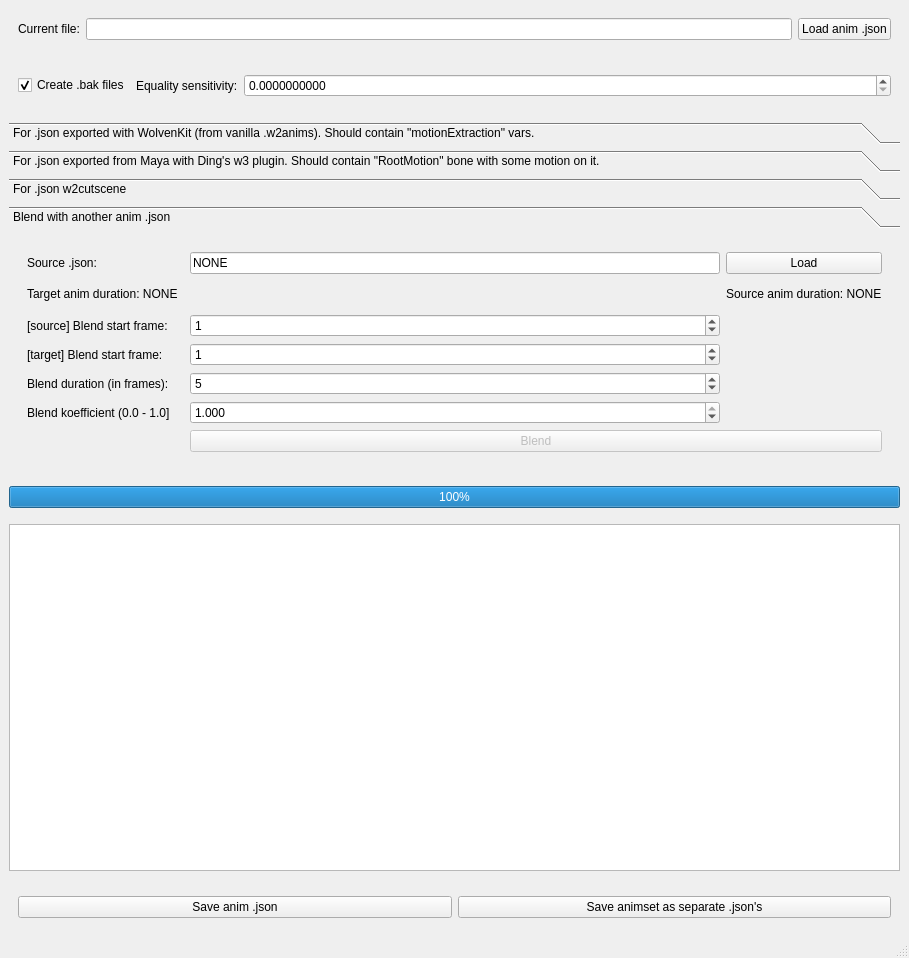
nikich340/W3-Maya-AnimUtil, file source/W3MayaAnimUtil.ui: the form before one commit.
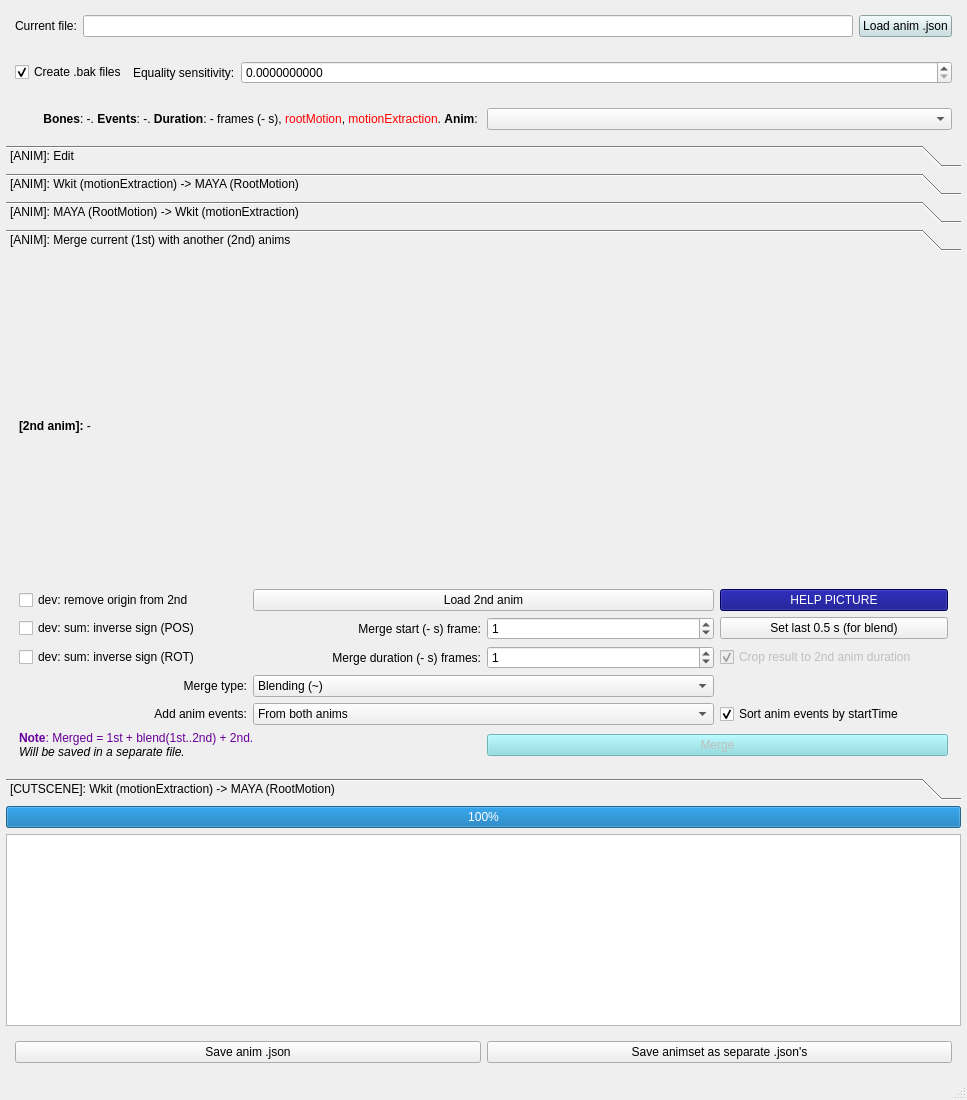
The form after the commit. The open tabs and pages were chosen to show the change.

Patch:
```diff
--- a/source/W3MayaAnimUtil.ui
+++ b/source/W3MayaAnimUtil.ui
@@ -6,8 +6,8 @@
    <rect>
     <x>0</x>
     <y>0</y>
-    <width>909</width>
-    <height>958</height>
+    <width>967</width>
+    <height>1100</height>
    </rect>
   </property>
   <property name="font">
@@ -21,7 +21,19 @@
   <widget class="QWidget" name="centralwidget">
    <layout class="QVBoxLayout" name="verticalLayout">
     <property name="spacing">
-     <number>16</number>
+     <number>6</number>
+    </property>
+    <property name="leftMargin">
+     <number>6</number>
+    </property>
+    <property name="topMargin">
+     <number>6</number>
+    </property>
+    <property name="rightMargin">
+     <number>6</number>
+    </property>
+    <property name="bottomMargin">
+     <number>6</number>
     </property>
     <item>
      <widget class="QWidget" name="widget" native="true">
@@ -60,6 +72,9 @@
            <pointsize>9</pointsize>
           </font>
          </property>
+         <property name="styleSheet">
+          <string notr="true">background-color: rgb(195, 222, 225);</string>
+         </property>
          <property name="text">
           <string>Load anim .json</string>
          </property>
@@ -110,6 +125,25 @@
       </layout>
      </widget>
     </item>
+    <item>
+     <widget class="QWidget" name="widget_14" native="true">
+      <layout class="QHBoxLayout" name="horizontalLayout_9">
+       <item>
+        <widget class="QLabel" name="labelEditInfo">
+         <property name="text">
+          <string>&lt;html&gt;&lt;head/&gt;&lt;body&gt;&lt;p&gt;&lt;span style=&quot; font-weight:700;&quot;&gt;Bones&lt;/span&gt;: -. &lt;span style=&quot; font-weight:700;&quot;&gt;Events&lt;/span&gt;: -. &lt;span style=&quot; font-weight:700;&quot;&gt;Duration&lt;/span&gt;: - frames (- s), &lt;span style=&quot; color:#ff0000;&quot;&gt;rootMotion&lt;/span&gt;, &lt;span style=&quot; color:#ff0000;&quot;&gt;motionExtraction&lt;/span&gt;&lt;span style=&quot; color:#000000;&quot;&gt;. &lt;/span&gt;&lt;span style=&quot; font-weight:700; color:#000000;&quot;&gt;Anim&lt;/span&gt;&lt;span style=&quot; color:#000000;&quot;&gt;: &lt;/span&gt;&lt;/p&gt;&lt;/body&gt;&lt;/html&gt;</string>
+         </property>
+         <property name="alignment">
+          <set>Qt::AlignRight|Qt::AlignTrailing|Qt::AlignVCenter</set>
+         </property>
+        </widget>
+       </item>
+       <item>
+        <widget class="QComboBox" name="comboEditAnims"/>
+       </item>
+      </layout>
+     </widget>
+    </item>
     <item>
      <widget class="QToolBox" name="toolBox">
       <property name="currentIndex">
@@ -125,7 +159,276 @@
         </rect>
        </property>
        <attribute name="label">
-        <string>For .json exported with WolvenKit (from vanilla .w2anims). Should contain &quot;motionExtraction&quot; vars.</string>
+        <string>[ANIM]: Edit</string>
+       </attribute>
+       <layout class="QVBoxLayout" name="verticalLayout_10">
+        <item>
+         <widget class="QWidget" name="widget_Edit_Main" native="true">
+          <layout class="QGridLayout" name="gridLayout_3">
+           <property name="leftMargin">
+            <number>6</number>
+           </property>
+           <property name="topMargin">
+            <number>6</number>
+           </property>
+           <property name="rightMargin">
+            <number>6</number>
+           </property>
+           <property name="bottomMargin">
+            <number>6</number>
+           </property>
+           <property name="spacing">
+            <number>8</number>
+           </property>
+           <item row="8" column="0">
+            <widget class="QPushButton" name="buttonEditApplyAll">
+             <property name="enabled">
+              <bool>false</bool>
+             </property>
+             <property name="text">
+              <string>APPLY (all)</string>
+             </property>
+            </widget>
+           </item>
+           <item row="5" column="0">
+            <widget class="QCheckBox" name="editForceDuration">
+             <property name="text">
+              <string>Force set duration from numFrames</string>
+             </property>
+             <property name="checked">
+              <bool>true</bool>
+             </property>
+            </widget>
+           </item>
+           <item row="8" column="1">
+            <widget class="QLabel" name="label_3">
+             <property name="text">
+              <string/>
+             </property>
+            </widget>
+           </item>
+           <item row="0" column="2">
+            <widget class="QLineEdit" name="lineEditName">
+             <property name="text">
+              <string> - </string>
+             </property>
+             <property name="alignment">
+              <set>Qt::AlignLeading|Qt::AlignLeft|Qt::AlignVCenter</set>
+             </property>
+            </widget>
+           </item>
+           <item row="3" column="0" colspan="3">
+            <widget class="QGroupBox" name="groupEditCut">
+             <property name="title">
+              <string>Crop animation frames</string>
+             </property>
+             <property name="checkable">
+              <bool>true</bool>
+             </property>
+             <property name="checked">
+              <bool>false</bool>
+             </property>
+             <layout class="QGridLayout" name="gridLayout_4">
+              <property name="leftMargin">
+               <number>12</number>
+              </property>
+              <property name="topMargin">
+               <number>6</number>
+              </property>
+              <property name="rightMargin">
+               <number>6</number>
+              </property>
+              <property name="bottomMargin">
+               <number>6</number>
+              </property>
+              <property name="spacing">
+               <number>6</number>
+              </property>
+              <item row="2" column="1">
+               <widget class="QSpinBox" name="spinEditDuration">
+                <property name="minimum">
+                 <number>1</number>
+                </property>
+                <property name="maximum">
+                 <number>100000</number>
+                </property>
+               </widget>
+              </item>
+              <item row="1" column="0">
+               <widget class="QLabel" name="labelEditStart">
+                <property name="text">
+                 <string>Start (- s) frame:</string>
+                </property>
+                <property name="alignment">
+                 <set>Qt::AlignRight|Qt::AlignTrailing|Qt::AlignVCenter</set>
+                </property>
+               </widget>
+              </item>
+              <item row="2" column="0">
+               <widget class="QLabel" name="labelEditDuration">
+                <property name="text">
+                 <string>Duration (- s) frames:</string>
+                </property>
+                <property name="alignment">
+                 <set>Qt::AlignRight|Qt::AlignTrailing|Qt::AlignVCenter</set>
+                </property>
+               </widget>
+              </item>
+              <item row="3" column="1">
+               <widget class="QSpinBox" name="spinEditEnd">
+                <property name="minimum">
+                 <number>1</number>
+                </property>
+                <property name="maximum">
+                 <number>100000</number>
+                </property>
+               </widget>
+              </item>
+              <item row="1" column="1">
+               <widget class="QSpinBox" name="spinEditStart">
+                <property name="minimum">
+                 <number>1</number>
+                </property>
+                <property name="maximum">
+                 <number>100000</number>
+                </property>
+               </widget>
+              </item>
+              <item row="3" column="0">
+               <widget class="QLabel" name="labelEditEnd">
+                <property name="text">
+                 <string>End (- s) frame:</string>
+                </property>
+                <property name="alignment">
+                 <set>Qt::AlignRight|Qt::AlignTrailing|Qt::AlignVCenter</set>
+                </property>
+               </widget>
+              </item>
+              <item row="0" column="1">
+               <widget class="QCheckBox" name="checkEditCutEvents">
+                <property name="text">
+                 <string>Crop anim events + recalculate startTime</string>
+                </property>
+                <property name="checked">
+                 <bool>true</bool>
+                </property>
+               </widget>
+              </item>
+             </layout>
+            </widget>
+           </item>
+           <item row="1" column="0" colspan="3">
+            <widget class="QGroupBox" name="groupEditBake">
+             <property name="title">
+              <string>Bake bones to full animFrames</string>
+             </property>
+             <property name="flat">
+              <bool>false</bool>
+             </property>
+             <property name="checkable">
+              <bool>true</bool>
+             </property>
+             <property name="checked">
+              <bool>false</bool>
+             </property>
+             <layout class="QHBoxLayout" name="horizontalLayout_8">
+              <property name="spacing">
+               <number>6</number>
+              </property>
+              <property name="leftMargin">
+               <number>12</number>
+              </property>
+              <property name="topMargin">
+               <number>6</number>
+              </property>
+              <property name="rightMargin">
+               <number>6</number>
+              </property>
+              <property name="bottomMargin">
+               <number>6</number>
+              </property>
+              <item>
+               <widget class="QCheckBox" name="checkEditBakePos">
+                <property name="text">
+                 <string>Bake Pos</string>
+                </property>
+                <property name="checkable">
+                 <bool>true</bool>
+                </property>
+                <property name="checked">
+                 <bool>false</bool>
+                </property>
+               </widget>
+              </item>
+              <item>
+               <widget class="QCheckBox" name="checkEditBakeRot">
+                <property name="text">
+                 <string>Bake Rot</string>
+                </property>
+                <property name="checked">
+                 <bool>false</bool>
+                </property>
+               </widget>
+              </item>
+              <item>
+               <widget class="QCheckBox" name="checkEditBakeScale">
+                <property name="text">
+                 <string>Bake Scale</string>
+                </property>
+                <property name="checked">
+                 <bool>false</bool>
+                </property>
+               </widget>
+              </item>
+             </layout>
+            </widget>
+           </item>
+           <item row="4" column="0">
+            <widget class="QCheckBox" name="checkEditSortEvents">
+             <property name="text">
+              <string>Sort anim events by startTime</string>
+             </property>
+             <property name="checked">
+              <bool>true</bool>
+             </property>
+            </widget>
+           </item>
+           <item row="8" column="2">
+            <widget class="QPushButton" name="buttonEditApply">
+             <property name="enabled">
+              <bool>false</bool>
+             </property>
+             <property name="text">
+              <string>APPLY (current)</string>
+             </property>
+            </widget>
+           </item>
+           <item row="0" column="0" colspan="2">
+            <widget class="QLabel" name="labelEditName">
+             <property name="text">
+              <string>Rename animation: </string>
+             </property>
+             <property name="alignment">
+              <set>Qt::AlignRight|Qt::AlignTrailing|Qt::AlignVCenter</set>
+             </property>
+            </widget>
+           </item>
+          </layout>
+         </widget>
+        </item>
+       </layout>
+      </widget>
+      <widget class="QWidget" name="page_1">
+       <property name="geometry">
+        <rect>
+         <x>0</x>
+         <y>0</y>
+         <width>955</width>
+         <height>408</height>
+        </rect>
+       </property>
+       <attribute name="label">
+        <string>[ANIM]: Wkit (motionExtraction) -&gt; MAYA (RootMotion)</string>
        </attribute>
        <layout class="QVBoxLayout" name="verticalLayout_3">
         <item>
@@ -350,7 +653,7 @@
         </rect>
        </property>
        <attribute name="label">
-        <string>For .json exported from Maya with Ding's w3 plugin. Should contain &quot;RootMotion&quot; bone with some motion on it.</string>
+        <string>[ANIM]: MAYA (RootMotion) -&gt; Wkit (motionExtraction)</string>
        </attribute>
        <layout class="QVBoxLayout" name="verticalLayout_7">
         <item>
@@ -542,6 +845,256 @@
         </item>
        </layout>
       </widget>
+      <widget class="QWidget" name="page_3">
+       <property name="geometry">
+        <rect>
+         <x>0</x>
+         <y>0</y>
+         <width>955</width>
+         <height>408</height>
+        </rect>
+       </property>
+       <attribute name="label">
+        <string>[ANIM]: Merge current (1st) with another (2nd) anims</string>
+       </attribute>
+       <layout class="QVBoxLayout" name="verticalLayout_8">
+        <item>
+         <widget class="QWidget" name="widget_8" native="true">
+          <layout class="QGridLayout" name="gridLayout">
+           <property name="leftMargin">
+            <number>4</number>
+           </property>
+           <property name="topMargin">
+            <number>4</number>
+           </property>
+           <property name="rightMargin">
+            <number>4</number>
+           </property>
+           <property name="bottomMargin">
+            <number>4</number>
+           </property>
+           <property name="spacing">
+            <number>6</number>
+           </property>
+           <item row="5" column="2">
+            <widget class="QSpinBox" name="spinMergeDuration">
+             <property name="maximum">
+              <number>60000</number>
+             </property>
+             <property name="value">
+              <number>1</number>
+             </property>
+            </widget>
+           </item>
+           <item row="1" column="3">
+            <widget class="QPushButton" name="buttonMergeHelp">
+             <property name="styleSheet">
+              <string notr="true">background-color: rgb(0, 0, 127);
+color: rgb(255, 255, 255);</string>
+             </property>
+             <property name="text">
+              <string>HELP PICTURE</string>
+             </property>
+             <property name="checkable">
+              <bool>false</bool>
+             </property>
+            </widget>
+           </item>
+           <item row="1" column="1" colspan="2">
+            <widget class="QPushButton" name="buttonMergeLoad">
+             <property name="text">
+              <string>Load 2nd anim</string>
+             </property>
+            </widget>
+           </item>
+           <item row="5" column="1">
+            <widget class="QLabel" name="labelMergeDuration">
+             <property name="text">
+              <string>Merge duration (- s) frames:</string>
+             </property>
+             <property name="alignment">
+              <set>Qt::AlignRight|Qt::AlignTrailing|Qt::AlignVCenter</set>
+             </property>
+            </widget>
+           </item>
+           <item row="8" column="1" colspan="2">
+            <widget class="QComboBox" name="comboMergeEvents">
+             <property name="currentIndex">
+              <number>3</number>
+             </property>
+             <item>
+              <property name="text">
+               <string>None</string>
+              </property>
+             </item>
+             <item>
+              <property name="text">
+               <string>Only from 1st</string>
+              </property>
+             </item>
+             <item>
+              <property name="text">
+               <string>Only from 2nd</string>
+              </property>
+             </item>
+             <item>
+              <property name="text">
+               <string>From both anims</string>
+              </property>
+             </item>
+            </widget>
+           </item>
+           <item row="7" column="0">
+            <widget class="QLabel" name="labelMergeType">
+             <property name="text">
+              <string>Merge type:</string>
+             </property>
+             <property name="alignment">
+              <set>Qt::AlignRight|Qt::AlignTrailing|Qt::AlignVCenter</set>
+             </property>
+            </widget>
+           </item>
+           <item row="1" column="0">
+            <widget class="QCheckBox" name="checkMergeRemoveOrigin">
+             <property name="enabled">
+              <bool>true</bool>
+             </property>
+             <property name="text">
+              <string>dev: remove origin from 2nd</string>
+             </property>
+            </widget>
+           </item>
+           <item row="0" column="0" colspan="4">
+            <widget class="QLabel" name="labelMergeSecondInfo">
+             <property name="text">
+              <string>&lt;html&gt;&lt;head/&gt;&lt;body&gt;&lt;p&gt;&lt;span style=&quot; font-weight:700;&quot;&gt;[2nd anim]:&lt;/span&gt; -&lt;/p&gt;&lt;/body&gt;&lt;/html&gt;</string>
+             </property>
+            </widget>
+           </item>
+           <item row="3" column="1">
+            <widget class="QLabel" name="labelMergeStart">
+             <property name="text">
+              <string>Merge start (- s) frame:</string>
+             </property>
+             <property name="alignment">
+              <set>Qt::AlignRight|Qt::AlignTrailing|Qt::AlignVCenter</set>
+             </property>
+            </widget>
+           </item>
+           <item row="8" column="3">
+            <widget class="QCheckBox" name="checkMergeEventsSort">
+             <property name="text">
+              <string>Sort anim events by startTime</string>
+             </property>
+             <property name="checked">
+              <bool>true</bool>
+             </property>
+            </widget>
+           </item>
+           <item row="8" column="0">
+            <widget class="QLabel" name="labelMergeEvents">
+             <property name="text">
+              <string>Add anim events:</string>
+             </property>
+             <property name="alignment">
+              <set>Qt::AlignRight|Qt::AlignTrailing|Qt::AlignVCenter</set>
+             </property>
+            </widget>
+           </item>
+           <item row="7" column="1" colspan="2">
+            <widget class="QComboBox" name="comboMergeType">
+             <property name="currentIndex">
+              <number>0</number>
+             </property>
+             <item>
+              <property name="text">
+               <string>Blending (~)</string>
+              </property>
+             </item>
+             <item>
+              <property name="text">
+               <string>Summation (+)</string>
+              </property>
+             </item>
+             <item>
+              <property name="text">
+               <string>Subtraction (-)</string>
+              </property>
+             </item>
+            </widget>
+           </item>
+           <item row="5" column="3">
+            <widget class="QCheckBox" name="checkMergeCropToSecond">
+             <property name="enabled">
+              <bool>false</bool>
+             </property>
+             <property name="text">
+              <string>Crop result to 2nd anim duration</string>
+             </property>
+             <property name="checked">
+              <bool>true</bool>
+             </property>
+            </widget>
+           </item>
+           <item row="11" column="0" colspan="2">
+            <widget class="QLabel" name="labelMergeNote">
+             <property name="text">
+              <string>&lt;html&gt;&lt;head/&gt;&lt;body&gt;&lt;p&gt;&lt;span style=&quot; font-weight:700; color:#67009a;&quot;&gt;Note&lt;/span&gt;&lt;span style=&quot; color:#67009a;&quot;&gt;: Merged = 1st + blend(1st..2nd) + 2nd.&lt;/span&gt;&lt;br/&gt;&lt;span style=&quot; font-style:italic;&quot;&gt;Will be saved in a separate file.&lt;/span&gt;&lt;/p&gt;&lt;/body&gt;&lt;/html&gt;</string>
+             </property>
+            </widget>
+           </item>
+           <item row="11" column="2" colspan="2">
+            <widget class="QPushButton" name="buttonMergeDo">
+             <property name="enabled">
+              <bool>false</bool>
+             </property>
+             <property name="styleSheet">
+              <string notr="true">background-color: rgb(130, 220, 225);</string>
+             </property>
+             <property name="text">
+              <string>Merge</string>
+             </property>
+             <property name="checkable">
+              <bool>false</bool>
+             </property>
+            </widget>
+           </item>
+           <item row="3" column="0">
+            <widget class="QCheckBox" name="checkMergeSumInversePos">
+             <property name="text">
+              <string>dev: sum: inverse sign (POS)</string>
+             </property>
+            </widget>
+           </item>
+           <item row="3" column="3">
+            <widget class="QPushButton" name="buttonMergeLastHalfSec">
+             <property name="text">
+              <string>Set last 0.5 s (for blend)</string>
+             </property>
+            </widget>
+           </item>
+           <item row="3" column="2">
+            <widget class="QSpinBox" name="spinMergeStart">
+             <property name="maximum">
+              <number>60000</number>
+             </property>
+             <property name="value">
+              <number>1</number>
+             </property>
+            </widget>
+           </item>
+           <item row="5" column="0">
+            <widget class="QCheckBox" name="checkMergeSumInverseRot">
+             <property name="text">
+              <string>dev: sum: inverse sign (ROT)</string>
+             </property>
+            </widget>
+           </item>
+          </layout>
+         </widget>
+        </item>
+       </layout>
+      </widget>
       <widget class="QWidget" name="page_4">
        <property name="geometry">
         <rect>
@@ -552,7 +1105,7 @@
         </rect>
        </property>
        <attribute name="label">
-        <string>For .json w2cutscene</string>
+        <string>[CUTSCENE]: Wkit (motionExtraction) -&gt; MAYA (RootMotion)</string>
        </attribute>
        <layout class="QVBoxLayout" name="verticalLayout_5">
         <item>
@@ -607,152 +1160,6 @@
         </item>
        </layout>
       </widget>
-      <widget class="QWidget" name="page_3">
-       <property name="geometry">
-        <rect>
-         <x>0</x>
-         <y>0</y>
-         <width>887</width>
-         <height>268</height>
-        </rect>
-       </property>
-       <attribute name="label">
-        <string>Blend with another anim .json</string>
-       </attribute>
-       <layout class="QVBoxLayout" name="verticalLayout_8">
-        <item>
-         <widget class="QWidget" name="widget_8" native="true">
-          <layout class="QGridLayout" name="gridLayout">
-           <item row="0" column="3">
-            <widget class="QPushButton" name="buttonBlendLoad">
-             <property name="text">
-              <string>Load</string>
-             </property>
-            </widget>
-           </item>
-           <item row="4" column="0" colspan="2">
-            <widget class="QLabel" name="labelBlend2">
-             <property name="text">
-              <string>[source] Blend start frame:</string>
-             </property>
-            </widget>
-           </item>
-           <item row="0" column="0" colspan="2">
-            <widget class="QLabel" name="labelBlend1">
-             <property name="text">
-              <string>Source .json:</string>
-             </property>
-            </widget>
-           </item>
-           <item row="5" column="0" colspan="2">
-            <widget class="QLabel" name="labelBlend3">
-             <property name="text">
-              <string>[target] Blend start frame:</string>
-             </property>
-            </widget>
-           </item>
-           <item row="7" column="0">
-            <widget class="QLabel" name="labelBlend5">
-             <property name="text">
-              <string>Blend koefficient (0.0 - 1.0]</string>
-             </property>
-            </widget>
-           </item>
-           <item row="6" column="0">
-            <widget class="QLabel" name="labelBlend4">
-             <property name="text">
-              <string>Blend duration (in frames):</string>
-             </property>
-            </widget>
-           </item>
-           <item row="6" column="2">
-            <widget class="QSpinBox" name="spinBlendDuration">
-             <property name="maximum">
-              <number>60000</number>
-             </property>
-             <property name="value">
-              <number>5</number>
-             </property>
-            </widget>
-           </item>
-           <item row="0" column="2">
-            <widget class="QLineEdit" name="lineBlendPath">
-             <property name="text">
-              <string>NONE</string>
-             </property>
-            </widget>
-           </item>
-           <item row="1" column="3">
-            <widget class="QLabel" name="labelBlendSource">
-             <property name="text">
-              <string>Source anim duration: NONE</string>
-             </property>
-            </widget>
-           </item>
-           <item row="1" column="0">
-            <widget class="QLabel" name="labelBlendTarget">
-             <property name="text">
-              <string>Target anim duration: NONE</string>
-             </property>
-            </widget>
-           </item>
-           <item row="7" column="2">
-            <widget class="QDoubleSpinBox" name="spinBlendKoef">
-             <property name="decimals">
-              <number>3</number>
-             </property>
-             <property name="minimum">
-              <double>0.001000000000000</double>
-             </property>
-             <property name="maximum">
-              <double>1.000000000000000</double>
-             </property>
-             <property name="singleStep">
-              <double>0.100000000000000</double>
-             </property>
-             <property name="value">
-              <double>1.000000000000000</double>
-             </property>
-            </widget>
-           </item>
-           <item row="4" column="2">
-            <widget class="QSpinBox" name="spinBlendSource">
-             <property name="maximum">
-              <number>60000</number>
-             </property>
-             <property name="value">
-              <number>1</number>
-             </property>
-            </widget>
-           </item>
-           <item row="5" column="2">
-            <widget class="QSpinBox" name="spinBlendTarget">
-             <property name="maximum">
-              <number>60000</number>
-             </property>
-             <property name="value">
-              <number>1</number>
-             </property>
-            </widget>
-           </item>
-           <item row="8" column="2" colspan="2">
-            <widget class="QPushButton" name="buttonBlendDo">
-             <property name="enabled">
-              <bool>false</bool>
-             </property>
-             <property name="text">
-              <string>Blend</string>
-             </property>
-             <property name="checkable">
-              <bool>false</bool>
-             </property>
-            </widget>
-           </item>
-          </layout>
-         </widget>
-        </item>
-       </layout>
-      </widget>
      </widget>
     </item>
     <item>
@@ -767,6 +1174,12 @@
     </item>
     <item>
      <widget class="QTextEdit" name="textLog">
+      <property name="sizePolicy">
+       <sizepolicy hsizetype="Preferred" vsizetype="Preferred">
+        <horstretch>0</horstretch>
+        <verstretch>0</verstretch>
+       </sizepolicy>
+      </property>
       <property name="font">
        <font>
         <pointsize>9</pointsize>
```
Left out of the diff: 28 changed lines with no effect on the pictures.
